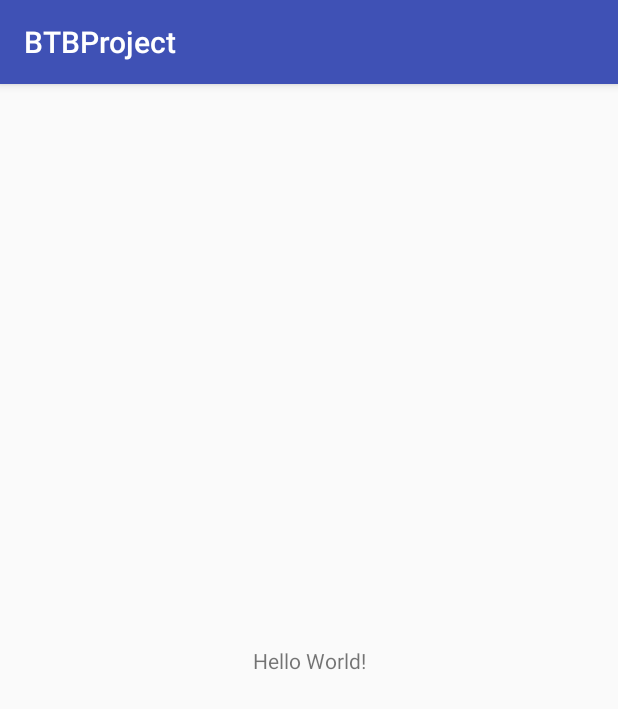
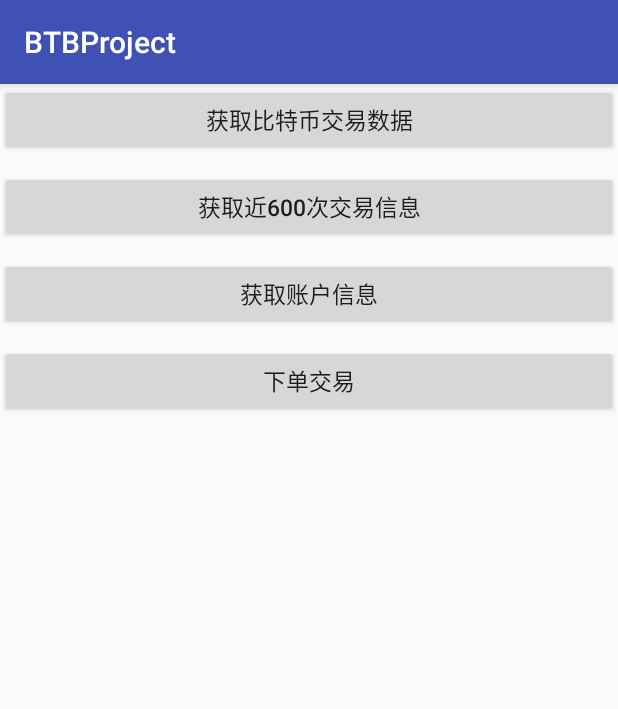
Before and after one commit to btbDriver/BTBProject, an Android app: the screen it shows after launch (MainActivity), on a phone screen of 412 x 824 dp. Shown: the top 709 px of the screen. Run offline under Robolectric (Android 15) with nearby library versions, the phone set to English and light mode, and no system bars.

Commit message:
添加测试网络请求

```diff
--- a/app/src/main/java/dw/zm/com/btbproject/MainActivity.java
+++ b/app/src/main/java/dw/zm/com/btbproject/MainActivity.java
@@ -2,67 +2,70 @@ package dw.zm.com.btbproject;
 
 import android.support.v7.app.AppCompatActivity;
 import android.os.Bundle;
-import android.text.TextUtils;
-import android.util.Log;
-import com.google.gson.Gson;
+import android.view.View;
+import android.widget.Button;
 
-import java.util.ArrayList;
-import java.util.List;
-import java.util.Timer;
-import java.util.TimerTask;
-import dw.zm.com.btbproject.entry.Ticker;
-import dw.zm.com.btbproject.network.HttpRequest;
-import dw.zm.com.btbproject.network.YBUrl;
-import dw.zm.com.btbproject.utils.TimerUtil;
+import java.util.HashMap;
+import java.util.Map;
+
+import static dw.zm.com.btbproject.network.APIUrl.API_KEY;
 
 public class MainActivity extends AppCompatActivity {
 
-    /**
-     * 交易价格列表
-     */
-    List<Ticker> ticketList = new ArrayList<Ticker>();
+    public NetWorkService netWorkService = new NetWorkService();
+    public Button button1 = null;
+    public Button button2 = null;
+    public Button button3 = null;
+    public Button button4 = null;
 
     @Override
     protected void onCreate(Bundle savedInstanceState) {
         super.onCreate(savedInstanceState);
         setContentView(R.layout.activity_main);
-        doWork();
+
+        initView();
     }
 
-    public void doWork() {
-        Timer timer = new Timer();
-        timer.schedule(new TimerTask() {
+    private void initView() {
+        button1 = (Button) findViewById(R.id.button1);
+        button2 = (Button) findViewById(R.id.button2);
+        button3 = (Button) findViewById(R.id.button3);
+        button4 = (Button) findViewById(R.id.button4);
+
+        button1.setOnClickListener(new View.OnClickListener() {
             @Override
-            public void run() {
-                String result = HttpRequest.sendGet(YBUrl.MARKET_FORMET, "market=btccny");
-                if (!TextUtils.isEmpty(result)) {
-                    Ticker ticker = new Gson().fromJson(result, Ticker.class);
-                    Log.i("EOSCNY: ", "No: " + " 时间: " + TimerUtil.getTime(ticker.date) + "  交易价格： " + ticker.last
-                            + "  卖出价：" + ticker.sell + "  买入价：" + ticker.buy);
-                    doOptimize(ticker);
-                }
+            public void onClick(View v) {
+                netWorkService.getLtcSell();
             }
-        }, 1000, 1000);
-    }
+        });
 
-    private void doOptimize(Ticker ticker) {
-        if (ticketList.size() >= 100) {
-            ticketList.remove(0);
-        }
-        ticketList.add(ticker);
+        button2.setOnClickListener(new View.OnClickListener() {
+            @Override
+            public void onClick(View v) {
+                netWorkService.getLtcList();
+            }
+        });
 
-        if (ticketList.size() >= 100) {
-            int addCount = 0;
-            int delCount = 0;
-            for (int i = 0; i < ticketList.size() - 1; i++) {
-                if (Double.valueOf(ticketList.get(i + 1).last) > Double.valueOf(ticketList.get(i).last)) {
-                    addCount ++;
-                } else if (Double.valueOf(ticketList.get(i + 1).last) < Double.valueOf(ticketList.get(i).last)) {
-                    delCount ++;
-                }
+        button3.setOnClickListener(new View.OnClickListener() {
+            @Override
+            public void onClick(View v) {
+                Map paramsMap = new HashMap<String, String>();
+                paramsMap.put("api_key", API_KEY);
+                netWorkService.getUserInfo(paramsMap);
             }
+        });
 
-            Log.i("EOSCNY: ", " addCount: " + addCount + "  delCount: " + delCount);
-        }
+        button4.setOnClickListener(new View.OnClickListener() {
+            @Override
+            public void onClick(View v) {
+                Map paramsMap = new HashMap<String, String>();
+                paramsMap.put("api_key", API_KEY);
+                paramsMap.put("amount", 0.1 + "");
+                paramsMap.put("symbol", "ltc_cny");
+                paramsMap.put("price", "290");
+                paramsMap.put("type", "buy_market");
+                netWorkService.doTrade(paramsMap);
+            }
+        });
     }
 }
--- a/app/src/main/res/layout/activity_main.xml
+++ b/app/src/main/res/layout/activity_main.xml
@@ -1,18 +1,42 @@
 <?xml version="1.0" encoding="utf-8"?>
-<android.support.constraint.ConstraintLayout xmlns:android="http://schemas.android.com/apk/res/android"
-    xmlns:app="http://schemas.android.com/apk/res-auto"
-    xmlns:tools="http://schemas.android.com/tools"
+<LinearLayout xmlns:android="http://schemas.android.com/apk/res/android"
     android:layout_width="match_parent"
     android:layout_height="match_parent"
-    tools:context="dw.zm.com.btbproject.MainActivity">
+    android:orientation="vertical">
 
-    <TextView
-        android:layout_width="wrap_content"
+    <Button
+        android:id="@+id/button1"
+        android:layout_width="match_parent"
         android:layout_height="wrap_content"
-        android:text="Hello World!"
-        app:layout_constraintBottom_toBottomOf="parent"
-        app:layout_constraintLeft_toLeftOf="parent"
-        app:layout_constraintRight_toRightOf="parent"
-        app:layout_constraintTop_toTopOf="parent" />
+        android:text="获取比特币交易数据"
+        android:textSize="15sp"
+        />
 
-</android.support.constraint.ConstraintLayout>
+    <Button
+        android:id="@+id/button2"
+        android:layout_width="match_parent"
+        android:layout_height="wrap_content"
+        android:text="获取近600次交易信息"
+        android:textSize="15sp"
+        android:layout_marginTop="10dp"
+        />
+
+    <Button
+        android:id="@+id/button3"
+        android:layout_width="match_parent"
+        android:layout_height="wrap_content"
+        android:text="获取账户信息"
+        android:textSize="15sp"
+        android:layout_marginTop="10dp"
+        />
+
+    <Button
+        android:id="@+id/button4"
+        android:layout_width="match_parent"
+        android:layout_height="wrap_content"
+        android:text="下单交易"
+        android:textSize="15sp"
+        android:layout_marginTop="10dp"
+        />
+
+</LinearLayout>
```
Also changed, not shown: app/build.gradle (+9 -3 lines), app/src/main/java/dw/zm/com/btbproject/NetWorkService.java (added, +168 -0 lines), app/src/main/java/dw/zm/com/btbproject/entry/Asset.java (added, +11 -0 lines), app/src/main/java/dw/zm/com/btbproject/entry/Free.java (added, +12 -0 lines), app/src/main/java/dw/zm/com/btbproject/entry/Funds.java (added, +11 -0 lines), app/src/main/java/dw/zm/com/btbproject/entry/SellInfo.java (added, +14 -0 lines), app/src/main/java/dw/zm/com/btbproject/entry/Ticker.java (+7 -11 lines), app/src/main/java/dw/zm/com/btbproject/entry/TickerInfo.java (added, +10 -0 lines), app/src/main/java/dw/zm/com/btbproject/entry/User.java (added, +10 -0 lines), app/src/main/java/dw/zm/com/btbproject/entry/UserInfo.java (added, +9 -0 lines), app/src/main/java/dw/zm/com/btbproject/network/APIUrl.java (added, +28 -0 lines), app/src/main/java/dw/zm/com/btbproject/network/HttpRequest.java (deleted, +0 -129 lines), app/src/main/java/dw/zm/com/btbproject/network/YBUrl.java (deleted, +0 -12 lines), app/src/main/java/dw/zm/com/btbproject/utils/Codec.java (added, +44 -0 lines).
